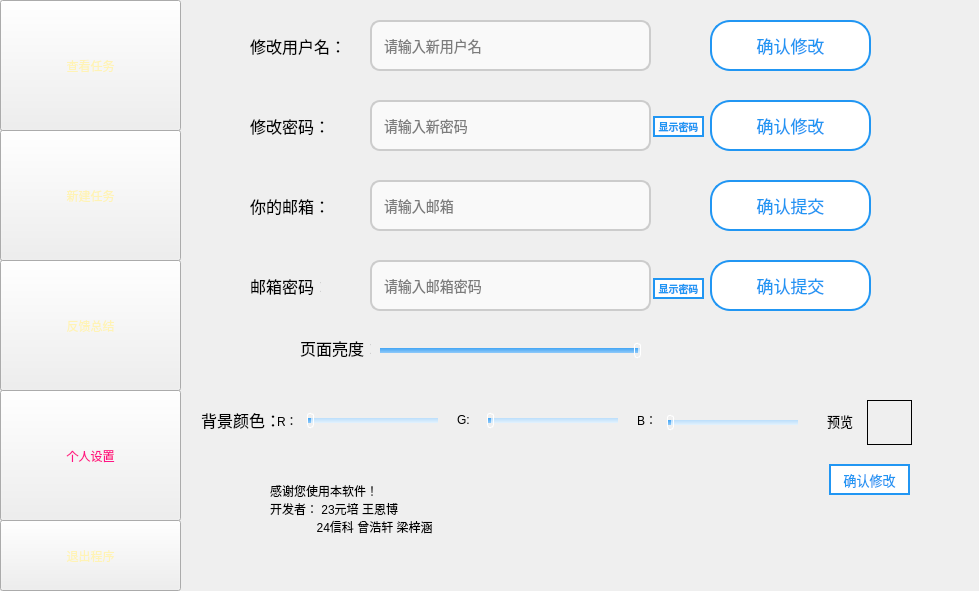
Above: task-mangement/settings_window.ui from WEB-05/Task-management before the change. Below: the same form after it.
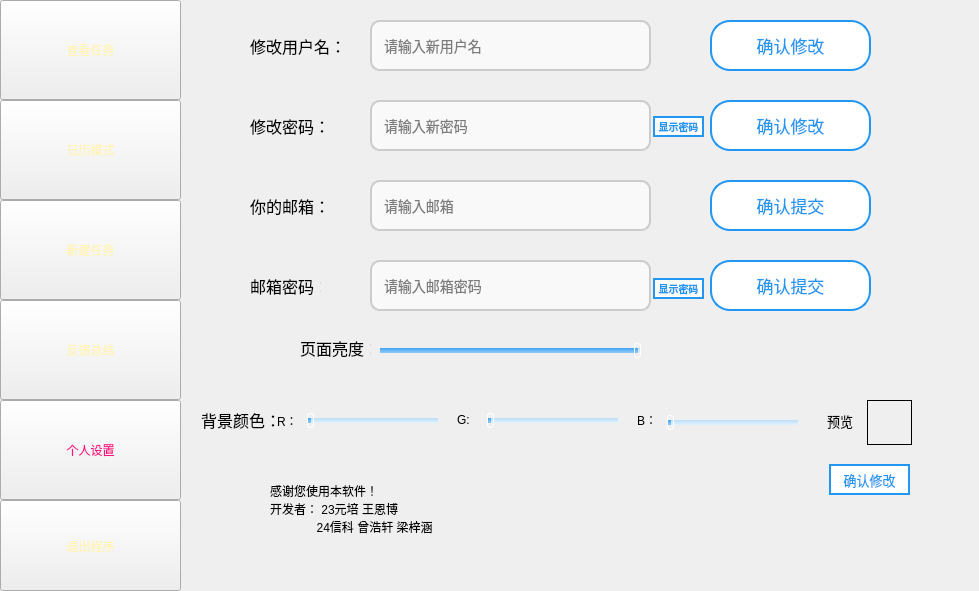
That is the form after the change. Icons and pictures are not drawn.

The edit to the form file:
```diff
--- a/task-mangement/settings_window.ui
+++ b/task-mangement/settings_window.ui
@@ -38,7 +38,7 @@
      <x>0</x>
      <y>0</y>
      <width>181</width>
-     <height>131</height>
+     <height>100</height>
     </rect>
    </property>
    <property name="styleSheet">
@@ -63,9 +63,9 @@
    <property name="geometry">
     <rect>
      <x>0</x>
-     <y>130</y>
+     <y>200</y>
      <width>181</width>
-     <height>131</height>
+     <height>100</height>
     </rect>
    </property>
    <property name="styleSheet">
@@ -90,9 +90,9 @@
    <property name="geometry">
     <rect>
      <x>0</x>
-     <y>260</y>
+     <y>300</y>
      <width>181</width>
-     <height>131</height>
+     <height>100</height>
     </rect>
    </property>
    <property name="styleSheet">
@@ -117,9 +117,9 @@
    <property name="geometry">
     <rect>
      <x>0</x>
-     <y>390</y>
+     <y>400</y>
      <width>181</width>
-     <height>131</height>
+     <height>100</height>
     </rect>
    </property>
    <property name="styleSheet">
@@ -154,9 +154,9 @@
    <property name="geometry">
     <rect>
      <x>0</x>
-     <y>520</y>
+     <y>500</y>
      <width>181</width>
-     <height>71</height>
+     <height>91</height>
     </rect>
    </property>
    <property name="styleSheet">
@@ -921,6 +921,33 @@
     <string>显示密码</string>
    </property>
   </widget>
+  <widget class="QPushButton" name="pushButton_13">
+   <property name="geometry">
+    <rect>
+     <x>0</x>
+     <y>100</y>
+     <width>181</width>
+     <height>100</height>
+    </rect>
+   </property>
+   <property name="styleSheet">
+    <string notr="true">QPushButton 
+{ border-image: url(:/images/button.png) 0 0 0 0 stretch stretch;
+
+color:rgb(255, 243, 181);
+font: 25pt &quot;FZYaoTi&quot;;
+}
+    QPushButton:hover {
+        color: black;
+    }
+    QPushButton:pressed {
+        color: rgb(255, 19, 133);
+    }</string>
+   </property>
+   <property name="text">
+    <string>日历模式</string>
+   </property>
+  </widget>
  </widget>
  <resources/>
  <connections/>
```
